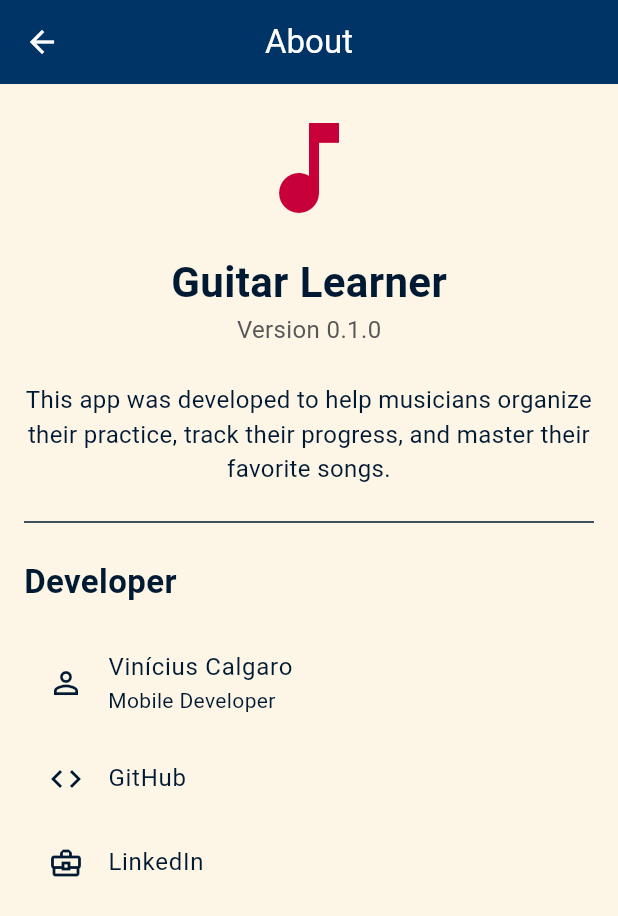
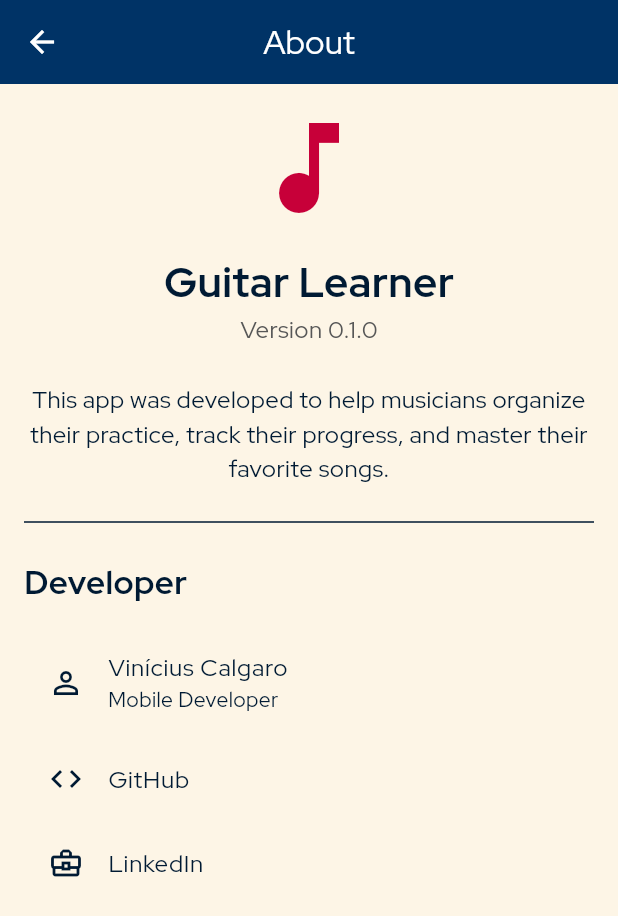
Before and after one commit to vinicalgaro/Guitar-Notebook, a Flutter app: the AboutPage screen opened by its route, on a phone screen of 412 x 824 dp. Shown: the top 916 px of the screen. Run offline on Flutter 3.47's test engine with Material 3 defaults, Android fonts, the phone set to English and light mode, and no system bars; our stand-ins replace google_fonts, package_info_plus, shared_preferences; accounts and stored records are empty; generated files the repository leaves out were written again.

Commit message:
Ajuste na fonte

```diff
--- a/lib/theme/app_theme.dart
+++ b/lib/theme/app_theme.dart
@@ -22,7 +22,7 @@ class AppTheme {
   static const Color _textSecondary = Color(0xFF575757);
   static const Color _textSecondaryDark = Color(0xFFA4A4A4);
 
-  static TextTheme get textTheme => GoogleFonts.robotoTextTheme();
+  static TextTheme get textTheme => GoogleFonts.redHatDisplayTextTheme();
 
   // --- TEMA CLARO (LIGHT THEME) ---
   static final ThemeData lightTheme = ThemeData(
```
